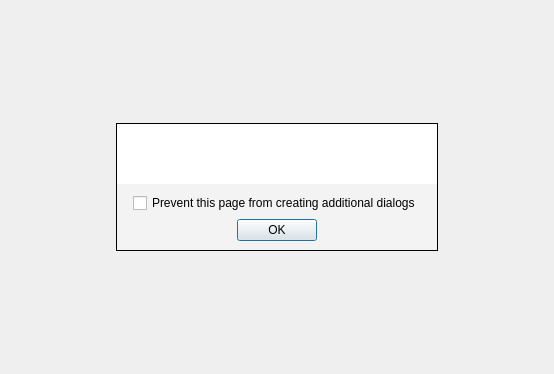
Qt form src/webview/jsalert.ui (QupZilla/qupzilla) before a commit.
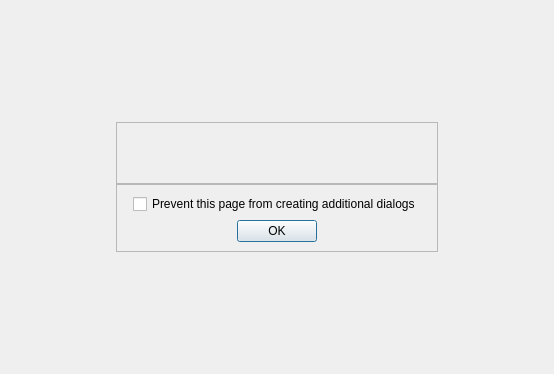
The same form after that commit. Custom widgets are drawn as their Qt base class.

Patch:
```diff
--- a/src/webview/jsalert.ui
+++ b/src/webview/jsalert.ui
@@ -58,13 +58,6 @@
    </item>
    <item row="2" column="1">
     <widget class="QFrame" name="frame_2">
-     <property name="styleSheet">
-      <string notr="true">#frame_2 {
-background-color: #f3f3f3;
-border: 1px solid black;
-border-top: 0px;
-}</string>
-     </property>
      <property name="frameShape">
       <enum>QFrame::StyledPanel</enum>
      </property>
@@ -166,13 +159,6 @@
    </item>
    <item row="1" column="1">
     <widget class="QFrame" name="frame">
-     <property name="styleSheet">
-      <string notr="true">#frame {
-border: 1px solid  black;
-border-bottom: 0px;
-background-color: white;
-}</string>
-     </property>
      <property name="frameShape">
       <enum>QFrame::StyledPanel</enum>
      </property>
```
Left out of the diff: 6 changed lines with no effect on the pictures.
